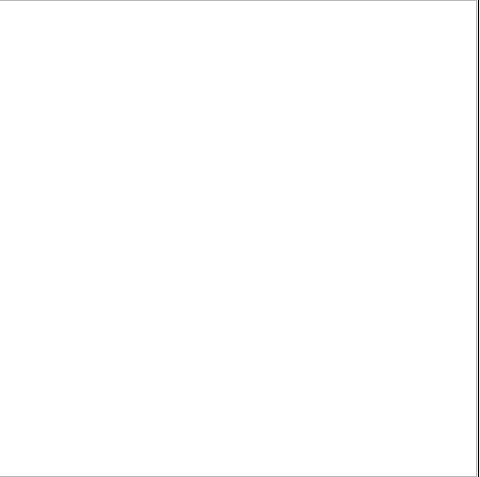
The window that OMOptimBasis/GUI/Widgets/WidgetMOItemsList.ui (OpenModelica/OMOptim) describes before a commit, drawn with Qt 5; both pictures show x 208 to 688 and y 0 to 477 of the 688 by 477 pixel window.
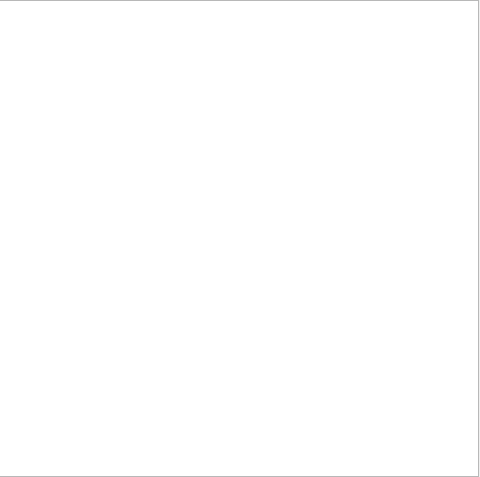
The same window after the commit.

What changed in the file:
```diff
--- a/OMOptimBasis/GUI/Widgets/WidgetMOItemsList.ui
+++ b/OMOptimBasis/GUI/Widgets/WidgetMOItemsList.ui
@@ -29,23 +29,6 @@
       <number>1</number>
      </property>
      <widget class="QListView" name="listItems"/>
-     <widget class="Line" name="line">
-      <property name="maximumSize">
-       <size>
-        <width>1</width>
-        <height>16777215</height>
-       </size>
-      </property>
-      <property name="frameShadow">
-       <enum>QFrame::Plain</enum>
-      </property>
-      <property name="lineWidth">
-       <number>1</number>
-      </property>
-      <property name="orientation">
-       <enum>Qt::Vertical</enum>
-      </property>
-     </widget>
      <widget class="QWidget" name="verticalLayoutWidget">
       <layout class="QVBoxLayout" name="layoutItemView">
        <property name="spacing">
```
